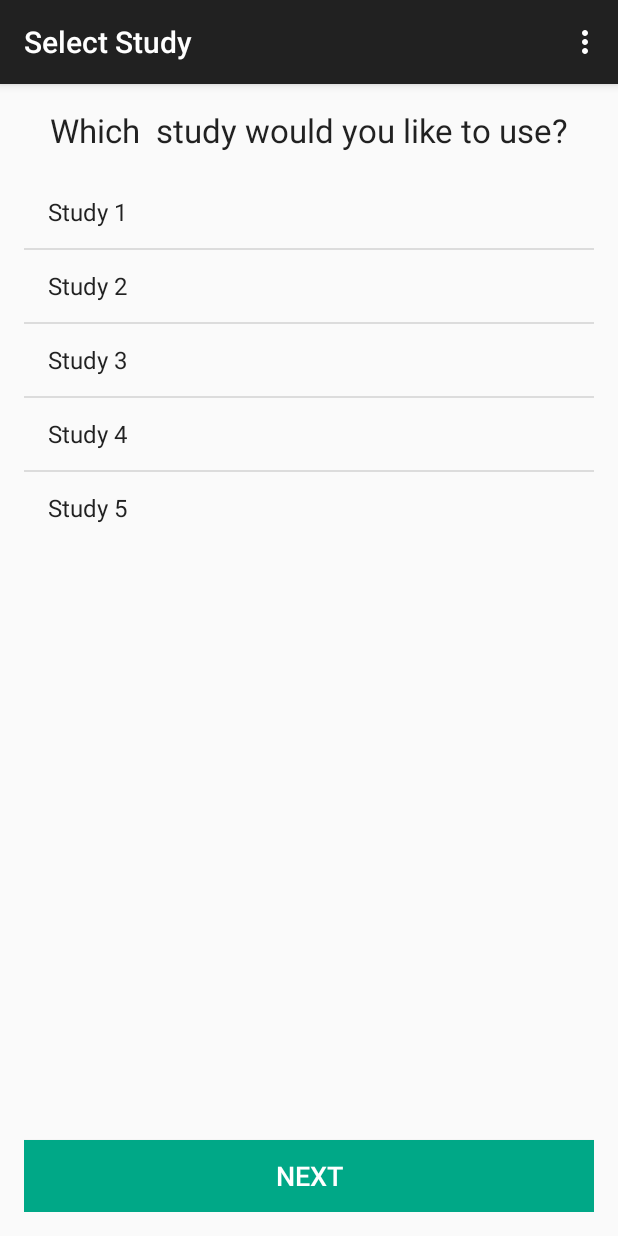
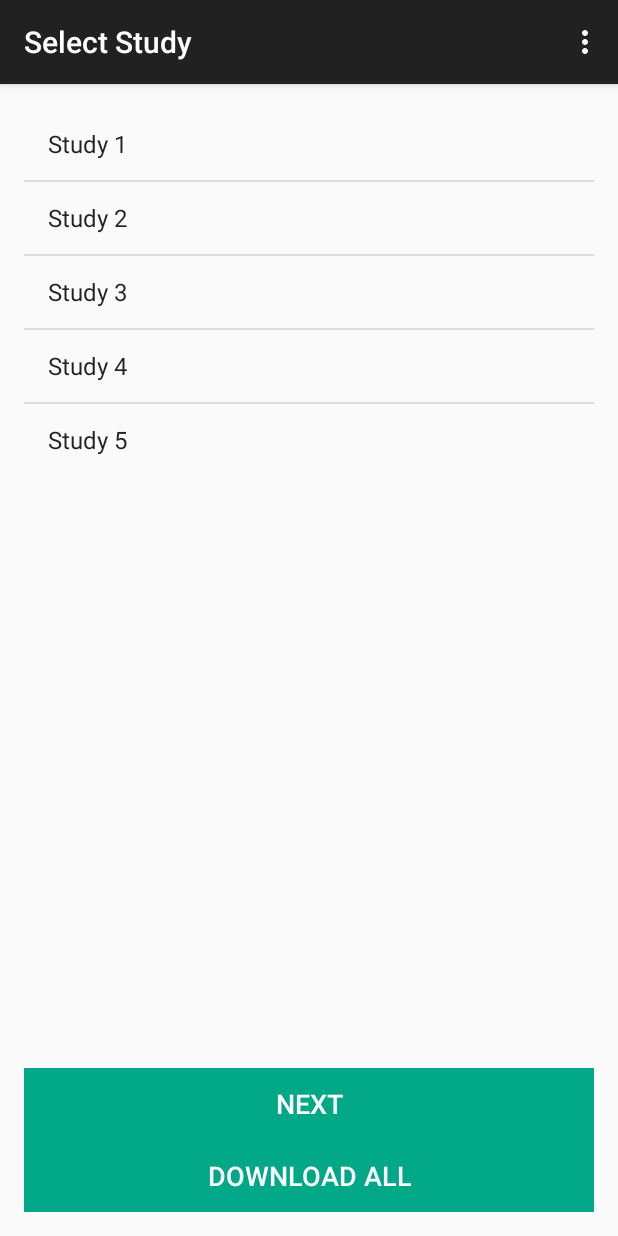
Before and after one commit to RHoKAustralia/melb-timor-leste, an Android app: the StudyActivity screen opened directly, with no data from a screen before it, on a phone screen of 412 x 824 dp. Run offline under Robolectric (Android 15) with nearby library versions, the light colour scheme and no system bars; 2 statements that could not run were skipped.

Commit message:
add 'download all' button to study list

```diff
--- a/LanguageRecorder/app/src/main/java/org/rhok/linguist/activity/common/StudyListActivity.java
+++ b/LanguageRecorder/app/src/main/java/org/rhok/linguist/activity/common/StudyListActivity.java
@@ -3,6 +3,7 @@ package org.rhok.linguist.activity.common;
 import android.content.Intent;
 import android.os.Bundle;
 import android.support.v7.app.AppCompatActivity;
+import android.util.Log;
 import android.view.LayoutInflater;
 import android.view.View;
 import android.view.ViewGroup;
@@ -36,8 +37,8 @@ public class StudyListActivity extends AppCompatActivity implements AdapterView.
     @Override
     protected void onCreate(Bundle savedInstanceState) {
         super.onCreate(savedInstanceState);
-        setContentView(R.layout.activity_list);
-        listView= (ListView) findViewById(R.id.listview);
+        setContentView(R.layout.activity_study);
+        listView= (ListView) findViewById(R.id.study_list);
         listView.setChoiceMode(ListView.CHOICE_MODE_SINGLE);
         listView.setOnItemClickListener(this);
         mProgressBar= (ProgressBar) findViewById(R.id.progress);
@@ -110,6 +111,10 @@ public class StudyListActivity extends AppCompatActivity implements AdapterView.
         }
     }
 
+    public void downloadAllButtonClick(View view) {
+        Log.d("StudyList", "download all");
+    }
+
     @Override
     protected void onActivityResult(int requestCode, int resultCode, Intent data) {
         if(requestCode==REQUEST_YES_NO && resultCode!=RESULT_CANCELED){
--- a/LanguageRecorder/app/src/main/res/layout/activity_study.xml
+++ b/LanguageRecorder/app/src/main/res/layout/activity_study.xml
@@ -4,16 +4,28 @@
     tools:context="org.rhok.linguist.activity.old.StudyActivity">
 
     <LinearLayout style="@style/contentContainerStyle">
-
-        <TextView style="@style/contentHeaderStyle"
-            android:text="Which study would you like to use?"
-            android:id="@+id/whichStudyTextView" />
+        <ProgressBar
+            android:layout_width="wrap_content"
+            android:layout_height="wrap_content"
+            android:id="@+id/progress"
+            android:visibility="gone"
+            android:layout_gravity="center_horizontal"/>
 
         <ListView style="@style/listViewStyle"
             android:id="@+id/study_list" />
 
     </LinearLayout>
 
-    <Button style="@style/nextButtonStyle" />
+    <Button style="@style/nextButtonStyle"
+        android:id="@+id/nextbutton"
+        android:onClick="nextButtonClick"/>
+
+    <Button
+        style="@style/nextButtonStyle"
+        android:id="@+id/downloadButton"
+        android:layout_width="match_parent"
+        android:layout_height="wrap_content"
+        android:onClick="downloadAllButtonClick"
+        android:text="download all" />
 
 </LinearLayout>
```
